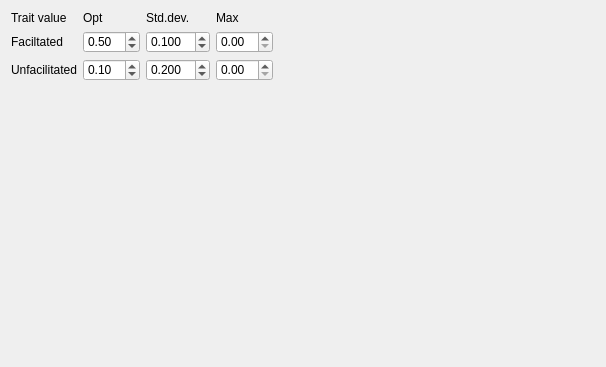
Qt form korter_project_qt_fitness_widget.ui (richelbilderbeek/korter_project) before a commit.
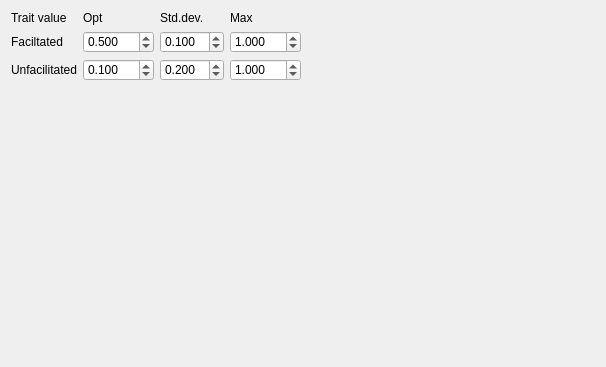
The same form after that commit. Custom widgets are drawn as their Qt base class.

```diff
--- a/korter_project_qt_fitness_widget.ui
+++ b/korter_project_qt_fitness_widget.ui
@@ -61,6 +61,9 @@
    </item>
    <item row="2" column="1">
     <widget class="QDoubleSpinBox" name="box_unfac_opt">
+     <property name="decimals">
+      <number>3</number>
+     </property>
      <property name="singleStep">
       <double>0.100000000000000</double>
      </property>
@@ -84,6 +87,12 @@
    </item>
    <item row="1" column="1">
     <widget class="QDoubleSpinBox" name="box_fac_opt">
+     <property name="decimals">
+      <number>3</number>
+     </property>
+     <property name="maximum">
+      <double>100.000000000000000</double>
+     </property>
      <property name="singleStep">
       <double>0.100000000000000</double>
      </property>
@@ -148,16 +157,6 @@
      </property>
     </widget>
    </item>
-   <item row="3" column="0" colspan="3">
-    <widget class="QwtPlot" name="fitness_plot" native="true">
-     <property name="minimumSize">
-      <size>
-       <width>50</width>
-       <height>200</height>
-      </size>
-     </property>
-    </widget>
-   </item>
    <item row="0" column="3">
     <widget class="QLabel" name="label">
      <property name="sizePolicy">
@@ -175,10 +174,46 @@
     </widget>
    </item>
    <item row="1" column="3">
-    <widget class="QDoubleSpinBox" name="box_fac_max"/>
+    <widget class="QDoubleSpinBox" name="box_fac_max">
+     <property name="decimals">
+      <number>3</number>
+     </property>
+     <property name="maximum">
+      <double>100.000000000000000</double>
+     </property>
+     <property name="singleStep">
+      <double>0.010000000000000</double>
+     </property>
+     <property name="value">
+      <double>1.000000000000000</double>
+     </property>
+    </widget>
    </item>
    <item row="2" column="3">
-    <widget class="QDoubleSpinBox" name="box_unfac_max"/>
+    <widget class="QDoubleSpinBox" name="box_unfac_max">
+     <property name="decimals">
+      <number>3</number>
+     </property>
+     <property name="maximum">
+      <double>100.000000000000000</double>
+     </property>
+     <property name="singleStep">
+      <double>0.001000000000000</double>
+     </property>
+     <property name="value">
+      <double>1.000000000000000</double>
+     </property>
+    </widget>
+   </item>
+   <item row="3" column="0" colspan="4">
+    <widget class="QwtPlot" name="fitness_plot" native="true">
+     <property name="minimumSize">
+      <size>
+       <width>50</width>
+       <height>200</height>
+      </size>
+     </property>
+    </widget>
    </item>
   </layout>
  </widget>
```
Left out of the diff: 4 changed lines with no effect on the pictures.
